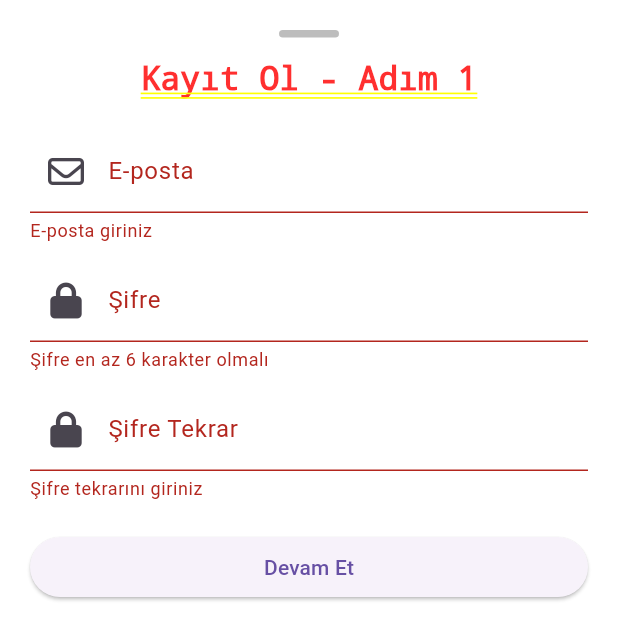
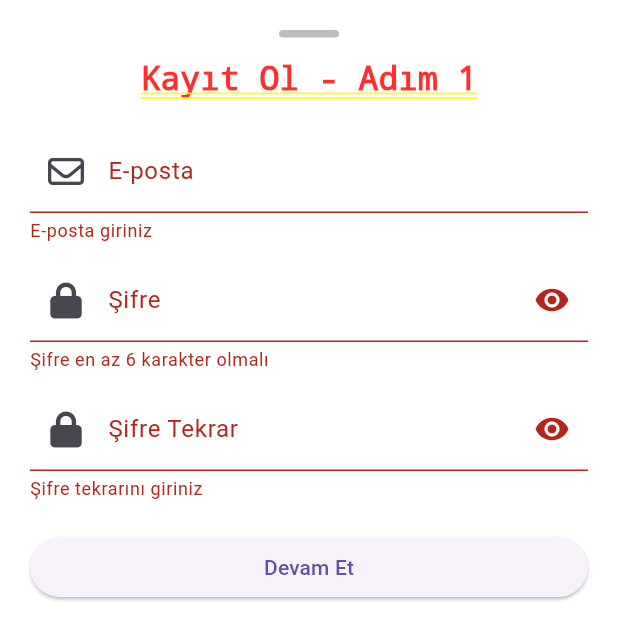
Before and after one commit to canerakduruk/earthquake_mapp, a Flutter app: the RegisterForm screen opened by its route, after a tap on "Devam Et", on a phone screen of 412 x 824 dp, the top half of it. Run offline on Flutter 3.47's test engine with Material 3 defaults, Android fonts, the phone set to English and light mode, and no system bars; our stand-ins replace cloud_firestore, dio, fade_shimmer, firebase_auth, firebase_core, flutter_map and 7 more; missing offline and left inert: flutter_map_marker_cluster_plus; accounts and stored records are empty; network calls fail.

Commit message:
-Route ile ilgili buglar fixlendi.
Login ve Register formlarındaki buglar fixlendi

```diff
--- a/lib/core/routes/app_router.dart
+++ b/lib/core/routes/app_router.dart
@@ -19,14 +19,12 @@ class AppRouter {
         return MaterialPageRoute(builder: (_) => const EarthquakeListScreen());
       case AppRoutes.earthquakeMap:
         return MaterialPageRoute(builder: (_) => const EarthquakeMapScreen());
-
       case AppRoutes.loginForm:
         return MaterialPageRoute(builder: (_) => const LoginForm());
       case AppRoutes.registerForm:
         return MaterialPageRoute(builder: (_) => const RegisterForm());
       case AppRoutes.home:
         return MaterialPageRoute(builder: (_) => const HomeScreen());
-
       case AppRoutes.editProfile:
         return MaterialPageRoute(builder: (_) => const EditProfileScreen());
       case AppRoutes.profile:
@@ -35,18 +33,18 @@ class AppRouter {
         return MaterialPageRoute(
           builder: (_) => const EarthquakeAssemblyScreen(),
         );
-
       case AppRoutes.settings:
         return MaterialPageRoute(builder: (_) => const SettingsScreen());
       case AppRoutes.bottomBarNav:
         return MaterialPageRoute(builder: (_) => const BottombarNavScreen());
 
+      // Eğer gelen settings.name == '/' gibi bir şeyse onu da ana sayfaya yönlendir:
+      case AppRoutes.defaultScreen:
+        return MaterialPageRoute(builder: (_) => const BottombarNavScreen());
+
       default:
-        return MaterialPageRoute(
-          builder: (_) => Scaffold(
-            body: Center(child: Text('Sayfa bulunamadı: ${settings.name}')),
-          ),
-        );
+        // Bilinmeyen route gelirse anasayfaya yönlendir (uygulamayı kapatma!)
+        return MaterialPageRoute(builder: (_) => const EarthquakeListScreen());
     }
   }
 }
--- a/lib/core/routes/app_routes.dart
+++ b/lib/core/routes/app_routes.dart
@@ -21,4 +21,6 @@ class AppRoutes {
 
   // bottombar navigation (eğer gerekirse)
   static const bottomBarNav = '/bottombar_nav';
+
+  static const defaultScreen = '/';
 }
--- a/lib/main.dart
+++ b/lib/main.dart
@@ -10,6 +10,7 @@ void main() async {
 
   try {
     await Firebase.initializeApp();
+    LoggerHelper.info("Main:", "Firebase başlatıldı.");
   } catch (error) {
     LoggerHelper.err("Main:", "Firebase Error -> $error");
   }
@@ -25,7 +26,6 @@ class MainApp extends ConsumerWidget {
     return MaterialApp(
       debugShowCheckedModeBanner: false,
       title: 'Earthquake App',
-      initialRoute: AppRoutes.bottomBarNav,
       onGenerateRoute: AppRouter.generateRoute,
     );
   }
--- a/lib/presentation/screens/form/register_form.dart
+++ b/lib/presentation/screens/form/register_form.dart
@@ -1,4 +1,5 @@
 import 'package:earthquake_mapp/presentation/providers/auth_provider.dart';
+import 'package:earthquake_mapp/presentation/screens/form/login_form.dart';
 import 'package:flutter/material.dart';
 import 'package:flutter_riverpod/flutter_riverpod.dart';
 import 'package:intl/intl.dart';
@@ -23,6 +24,9 @@ class _RegisterFormState extends ConsumerState<RegisterForm> {
   String lastName = '';
   DateTime? birthDate;
   final TextEditingController _birthDateController = TextEditingController();
+
+  bool _isPasswordVisible = false;
+  bool _isConfirmPasswordVisible = false;
 
   void _nextStep() {
     if (_formKey.currentState!.validate()) {
@@ -167,26 +171,50 @@ class _RegisterFormState extends ConsumerState<RegisterForm> {
         ),
         const SizedBox(height: 10),
         TextFormField(
-          decoration: const InputDecoration(
+          decoration: InputDecoration(
             labelText: "Şifre",
-            prefixIcon: Icon(FontAwesomeIcons.lock),
+            prefixIcon: const Icon(FontAwesomeIcons.lock),
+            suffixIcon: IconButton(
+              icon: Icon(
+                _isPasswordVisible ? Icons.visibility_off : Icons.visibility,
+              ),
+              onPressed: () {
+                setState(() {
+                  _isPasswordVisible = !_isPasswordVisible;
+                });
+              },
+            ),
           ),
-          obscureText: true,
+          obscureText: !_isPasswordVisible,
           validator: (value) =>
               value!.length < 6 ? "Şifre en az 6 karakter olmalı" : null,
           onSaved: (value) => password = value!,
         ),
+
         const SizedBox(height: 10),
         TextFormField(
-          decoration: const InputDecoration(
+          decoration: InputDecoration(
             labelText: "Şifre Tekrar",
-            prefixIcon: Icon(FontAwesomeIcons.lock),
+            prefixIcon: const Icon(FontAwesomeIcons.lock),
+            suffixIcon: IconButton(
+              icon: Icon(
+                _isConfirmPasswordVisible
+                    ? Icons.visibility_off
+                    : Icons.visibility,
+              ),
+              onPressed: () {
+                setState(() {
+                  _isConfirmPasswordVisible = !_isConfirmPasswordVisible;
+                });
+              },
+            ),
           ),
-          obscureText: true,
+          obscureText: !_isConfirmPasswordVisible,
           validator: (value) =>
               value!.isEmpty ? "Şifre tekrarını giriniz" : null,
           onSaved: (value) => confirmPassword = value!,
         ),
+
         const SizedBox(height: 20),
         ElevatedButton(onPressed: _nextStep, child: const Text("Devam Et")),
         const SizedBox(height: 10),
@@ -205,7 +233,7 @@ class _RegisterFormState extends ConsumerState<RegisterForm> {
                       top: Radius.circular(20),
                     ),
                   ),
-                  builder: (_) => const RegisterForm(),
+                  builder: (_) => const LoginForm(),
                 );
               },
               icon: const Icon(FontAwesomeIcons.rightToBracket),
```
Also changed, not shown: lib/presentation/screens/form/login_form.dart (+20 -6 lines).
